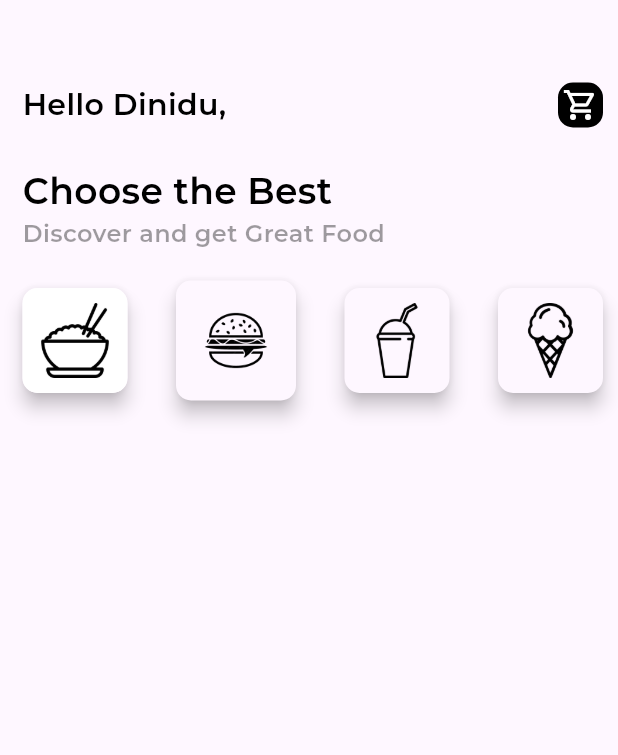
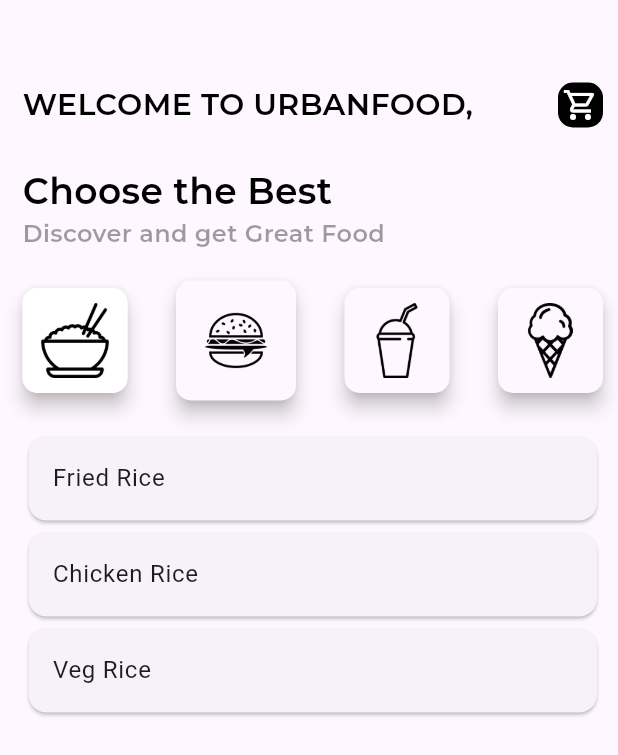
Before and after one commit to Dinidu-Lochana/Food-Ordering-App, a Flutter app: the Home screen opened directly, on a phone screen of 412 x 824 dp. Shown: the top 755 px of the screen. Run offline on Flutter 3.47's test engine with Material 3 defaults, Android fonts, the phone set to English and light mode, and no system bars; our stand-ins replace cloud_firestore, firebase_auth, firebase_core, fluttertoast, image_picker; accounts and stored records are empty.

```diff
--- a/food_order_app/lib/pages/home.dart
+++ b/food_order_app/lib/pages/home.dart
@@ -10,80 +10,176 @@ class Home extends StatefulWidget {
 
 class _HomeState extends State<Home> {
 
-  bool rice=false, burger=false, beverages = false, dessert=false;
+  bool rice = false, burger = false, beverages = false, dessert = false;
+
+  // Example food data for each category
+  List<String> riceItems = ["Fried Rice", "Chicken Rice", "Veg Rice"];
+  List<String> burgerItems = ["Cheese Burger", "Veg Burger", "Chicken Burger"];
+  List<String> beverageItems = ["Coke", "Juice", "Water"];
+  List<String> dessertItems = ["Cake", "Ice Cream", "Brownie"];
+
+  List<String> displayedItems = [];
+
+  @override
+  void initState() {
+    super.initState();
+    displayedItems = riceItems; // Initially, show rice items
+  }
 
   @override
   Widget build(BuildContext context) {
     return Scaffold(
-      body: Container
-      ( margin: EdgeInsets.only(top: 55, left: 15,right: 10),
+      body: Container(
+        margin: EdgeInsets.only(top: 55, left: 15, right: 10),
         child: Column(
           crossAxisAlignment: CrossAxisAlignment.start,
           children: [
             Row(
               mainAxisAlignment: MainAxisAlignment.spaceBetween,
-            children: [Text("Hello Dinidu,", style: AppWidget.boldTextFieldStyle()),
-
+              children: [
+                Text("WELCOME TO URBANFOOD,", style: AppWidget.boldTextFieldStyle()),
                 Container(
                   padding: EdgeInsets.all(3),
-          decoration: BoxDecoration(color: Colors.black, borderRadius: BorderRadius.circular(10)),
-          child: Icon(Icons.shopping_cart_outlined, color: Colors.white, ),
-        )],
+                  decoration: BoxDecoration(
+                      color: Colors.black, borderRadius: BorderRadius.circular(10)),
+                  child: Icon(
+                    Icons.shopping_cart_outlined,
+                    color: Colors.white,
                   ),
-          SizedBox(height: 25.0,),
+                ),
+              ],
+            ),
+            SizedBox(height: 25.0),
             Text("Choose the Best", style: AppWidget.headLineTextFieldStyle()),
             Text("Discover and get Great Food", style: AppWidget.LightTextFieldStyle()),
-          SizedBox(height: 20,),
+            SizedBox(height: 20),
             Row(
               mainAxisAlignment: MainAxisAlignment.spaceBetween,
               children: [
+                // Rice Button
                 GestureDetector(
-                onTap: (){
+                  onTap: () {
+                    setState(() {
                       rice = true;
                       burger = false;
-                  beverages=false;
-                  dessert=false;
-                  setState(() {
-
+                      beverages = false;
+                      dessert = false;
+                      displayedItems = riceItems; // Show rice items
                     });
                   },
                   child: Material(
                     elevation: 5.0,
                     borderRadius: BorderRadius.circular(10),
-                  child:Container(
-                    decoration: BoxDecoration(color: rice?Colors.black:Colors.white,borderRadius: BorderRadius.circular(10)),
-                    padding:EdgeInsets.all(10) ,
-                    child: Image.asset("images/pngwing.com (2).png",height: 50,width: 50, fit: BoxFit.cover, color: rice? Colors.white: Colors.black,),
-            ) ,
+                    child: Container(
+                      decoration: BoxDecoration(
+                        color: rice ? Colors.black : Colors.white,
+                        borderRadius: BorderRadius.circular(10),
+                      ),
+                      padding: EdgeInsets.all(10),
+                      child: Image.asset(
+                        "images/pngwing.com (2).png",
+                        height: 50,
+                        width: 50,
+                        fit: BoxFit.cover,
+                        color: rice ? Colors.white : Colors.black,
                       ),
                     ),
-
-
-
-            Material(elevation: 5.0,
+                  ),
+                ),
+                // Burger Button
+                GestureDetector(
+                  onTap: () {
+                    setState(() {
+                      rice = false;
+                      burger = true;
+                      beverages = false;
+                      dessert = false;
+                      displayedItems = burgerItems; // Show burger items
+                    });
+                  },
+                  child: Material(
+                    elevation: 5.0,
                     borderRadius: BorderRadius.circular(10),
-            child:Container(
-              padding:EdgeInsets.all(10) ,
-              child: Image.asset("images/burger-logo-icon_567288-500-removebg-preview.png",height: 60,width: 60, fit: BoxFit.cover,),
-            ) ,),
-
-            Material(elevation: 5.0,
+                    child: Container(
+                      padding: EdgeInsets.all(10),
+                      child: Image.asset(
+                        "images/burger-logo-icon_567288-500-removebg-preview.png",
+                        height: 60,
+                        width: 60,
+                        fit: BoxFit.cover,
+                      ),
+                    ),
+                  ),
+                ),
+                // Beverages Button
+                GestureDetector(
+                  onTap: () {
+                    setState(() {
+                      rice = false;
+                      burger = false;
+                      beverages = true;
+                      dessert = false;
+                      displayedItems = beverageItems; // Show beverage items
+                    });
+                  },
+                  child: Material(
+                    elevation: 5.0,
                     borderRadius: BorderRadius.circular(10),
-            child:Container(
-              padding:EdgeInsets.all(10) ,
-              child: Image.asset("images/pngegg (7).png",height: 50,width: 50, fit: BoxFit.cover,),
-            ) ,),
-
-            Material(elevation: 5.0,
+                    child: Container(
+                      padding: EdgeInsets.all(10),
+                      child: Image.asset(
+                        "images/pngegg (7).png",
+                        height: 50,
+                        width: 50,
+                        fit: BoxFit.cover,
+                      ),
+                    ),
+                  ),
+                ),
+                // Desserts Button
+                GestureDetector(
+                  onTap: () {
+                    setState(() {
+                      rice = false;
+                      burger = false;
+                      beverages = false;
+                      dessert = true;
+                      displayedItems = dessertItems; // Show dessert items
+                    });
+                  },
+                  child: Material(
+                    elevation: 5.0,
                     borderRadius: BorderRadius.circular(10),
-            child:Container(
-              padding:EdgeInsets.all(10) ,
-              child: Image.asset("images/pngwing.com (3).png",height: 50,width: 50, fit: BoxFit.cover,),
-            ) ,),
-
-          ],)
+                    child: Container(
+                      padding: EdgeInsets.all(10),
+                      child: Image.asset(
+                        "images/pngwing.com (3).png",
+                        height: 50,
+                        width: 50,
+                        fit: BoxFit.cover,
+                      ),
+                    ),
+                  ),
+                ),
               ],
-      ),)
+            ),
+            SizedBox(height: 20),
+            // Display filtered items based on selected category
+            Expanded(
+              child: ListView.builder(
+                itemCount: displayedItems.length,
+                itemBuilder: (context, index) {
+                  return Card(
+                    child: ListTile(
+                      title: Text(displayedItems[index]),
+                    ),
+                  );
+                },
+              ),
+            ),
+          ],
+        ),
+      ),
     );
   }
 }
--- a/food_order_app/pubspec.yaml
+++ b/food_order_app/pubspec.yaml
@@ -38,6 +38,10 @@ dependencies:
   firebase_auth: ^5.3.3
   cloud_firestore: ^5.5.0
   fluttertoast: ^8.2.1
+  image_picker: ^0.8.5+3
+  firebase_storage: ^12.3.6
+  path_provider: ^2.0.11
+  http: ^1.2.2
 
 dev_dependencies:
   flutter_test:
```
Also changed, not shown: food_order_app/lib/pages/admindashboard.dart (added, +129 -0 lines), food_order_app/lib/pages/auth_pages/login.dart (+47 -14 lines), food_order_app/lib/pages/auth_pages/signup.dart (+33 -14 lines), food_order_app/pubspec.lock, 9 other files. Lines whose indentation alone changed are shown as unchanged.
